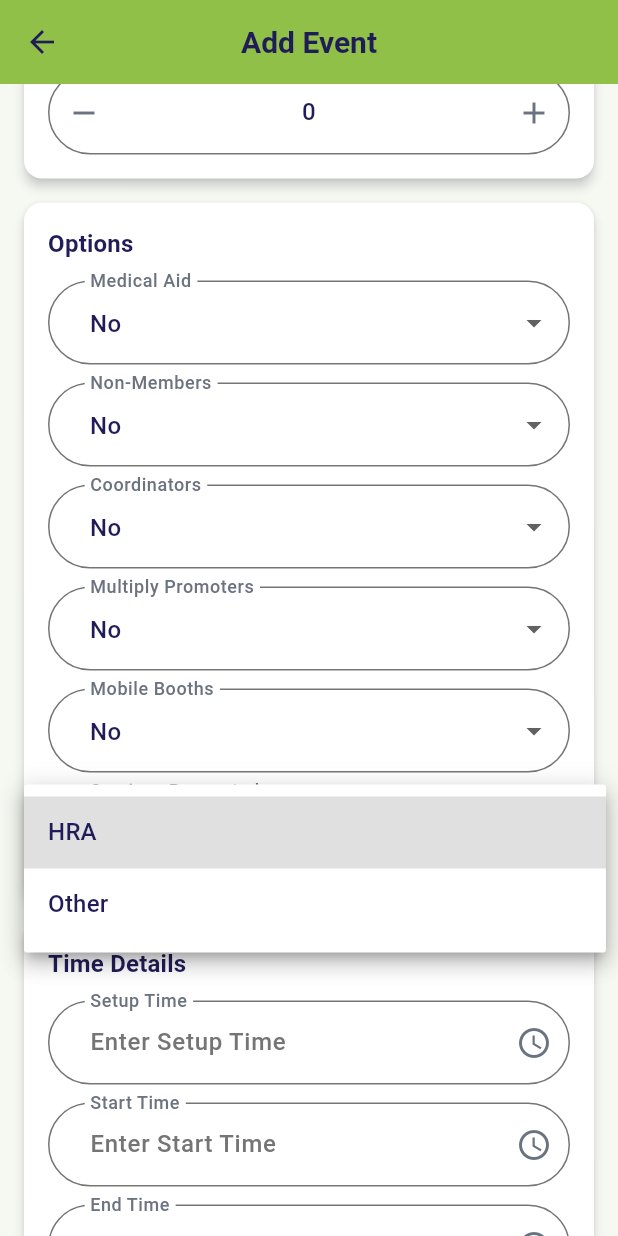
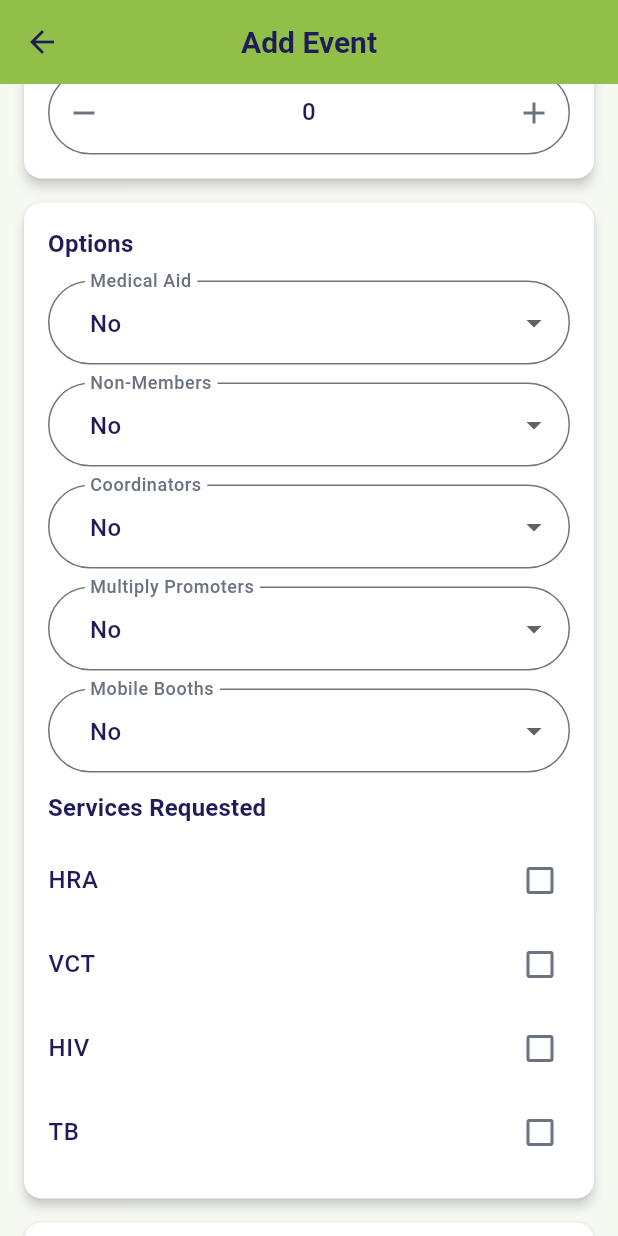
Before and after one commit to munashethedeveloper/kenwell_health_app, a Flutter app: the EventScreen screen opened by its route, scrolled down 1152 dp, after a tap on "HRA", on a phone screen of 412 x 824 dp. Run offline on Flutter 3.47's test engine with Material 3 defaults, Android fonts, the phone set to English and light mode, and no system bars; drawn by our look-alikes of flutter_spinbox; our stand-ins replace cloud_firestore, firebase_auth, package_info_plus, shared_preferences, signature, table_calendar; accounts and stored records are empty.

Commit message:
demo version 1.2

```diff
--- a/lib/ui/features/auth/widgets/login_screen.dart
+++ b/lib/ui/features/auth/widgets/login_screen.dart
@@ -8,7 +8,6 @@ import '../../../../routing/route_names.dart';
 import '../../../../domain/models/user_model.dart';
 import '../../../shared/ui/form/custom_text_field.dart';
 import '../../../shared/ui/form/kenwell_form_card.dart';
-import '../../../shared/ui/form/kenwell_form_styles.dart';
 import '../../../shared/ui/form/kenwell_section_header.dart';
 import '../../../shared/ui/navigation/main_navigation_screen.dart';
 
--- a/lib/ui/features/auth/widgets/register_screen.dart
+++ b/lib/ui/features/auth/widgets/register_screen.dart
@@ -1,14 +1,11 @@
 import 'package:flutter/material.dart';
-import 'package:flutter/services.dart';
 import 'package:kenwell_health_app/ui/features/auth/widgets/login_screen.dart';
 import 'package:kenwell_health_app/ui/shared/ui/buttons/custom_primary_button.dart';
 import 'package:kenwell_health_app/utils/input_formatters.dart';
-
 import '../../../../data/services/auth_service.dart';
 import '../../../shared/ui/app_bar/kenwell_app_bar.dart';
 import '../../../shared/ui/form/custom_text_field.dart';
 import '../../../shared/ui/form/kenwell_form_card.dart';
-import '../../../shared/ui/form/kenwell_form_styles.dart';
 import '../../../shared/ui/form/kenwell_section_header.dart';
 import '../../../shared/ui/logo/app_logo.dart';
 
--- a/lib/ui/features/consent_form/widgets/consent_screen.dart
+++ b/lib/ui/features/consent_form/widgets/consent_screen.dart
@@ -1,9 +1,6 @@
 import 'package:flutter/material.dart';
-import 'package:flutter/services.dart';
 import 'package:provider/provider.dart';
-
 import 'package:kenwell_health_app/utils/input_formatters.dart';
-
 import '../../../shared/ui/form/custom_text_field.dart';
 import '../../../shared/ui/form/kenwell_bullet_list.dart';
 import '../../../shared/ui/form/kenwell_checkbox_group.dart';
@@ -12,7 +9,6 @@ import '../../../shared/ui/form/kenwell_date_field.dart';
 import '../../../shared/ui/form/kenwell_form_card.dart';
 import '../../../shared/ui/form/kenwell_form_page.dart';
 import '../../../shared/ui/form/kenwell_form_step.dart';
-import '../../../shared/ui/form/kenwell_form_styles.dart';
 import '../../../shared/ui/form/kenwell_signature_actions.dart';
 import '../../../shared/ui/navigation/form_navigation.dart';
 import '../view_model/consent_screen_view_model.dart';
@@ -110,9 +106,9 @@ class ConsentScreen extends StatelessWidget {
         ),
       ),
       KenwellFormStep(
-        builder: (_) => Column(
+        builder: (_) => const Column(
           crossAxisAlignment: CrossAxisAlignment.start,
-          children: const [
+          children: [
             Text(
               'I hereby declare that I have read and understood the information below. By signing, I confirm my understanding of:',
               style: TextStyle(
--- a/lib/ui/features/event/view_model/event_view_model.dart
+++ b/lib/ui/features/event/view_model/event_view_model.dart
@@ -1,7 +1,14 @@
 import 'package:flutter/material.dart';
+
 import '../../../../domain/models/wellness_event.dart';
 
 class EventViewModel extends ChangeNotifier {
+  EventViewModel() {
+    _resetServiceSelections();
+  }
+
+  static const List<String> _serviceOptions = ['HRA', 'VCT', 'HIV', 'TB'];
+
   // Controllers
   final titleController = TextEditingController();
   final venueController = TextEditingController();
@@ -26,14 +33,34 @@ class EventViewModel extends ChangeNotifier {
   String coordinators = 'No';
   String multiplyPromoters = 'No';
   String mobileBooths = 'No';
-  String servicesRequested = 'HRA';
   String medicalAid = "No";
 
   // Events
   final List<WellnessEvent> _events = [];
   List<WellnessEvent> get events => _events;
 
-  EventViewModel();
+  final Set<String> _selectedServices = {};
+
+  List<String> get availableServiceOptions =>
+      List<String>.unmodifiable(_serviceOptions);
+
+  Set<String> get selectedServices =>
+      Set<String>.unmodifiable(_selectedServices);
+
+  bool isServiceSelected(String service) => _selectedServices.contains(service);
+
+  void toggleServiceSelection(String service, bool shouldSelect) {
+    if (!_serviceOptions.contains(service)) return;
+    if (shouldSelect) {
+      _selectedServices.add(service);
+    } else {
+      _selectedServices.remove(service);
+    }
+    notifyListeners();
+  }
+
+  String get servicesRequested =>
+      _selectedServices.isEmpty ? '' : _selectedServices.join(', ');
 
   // Load existing event for editing
   void loadExistingEvent(WellnessEvent? e) {
@@ -63,7 +90,7 @@ class EventViewModel extends ChangeNotifier {
     coordinators = e.coordinators == 1 ? 'Yes' : 'No';
     multiplyPromoters = e.multiplyPromoters == 1 ? 'Yes' : 'No';
     mobileBooths = e.mobileBooths;
-    servicesRequested = e.servicesRequested;
+    _setServicesFromString(e.servicesRequested);
     medicalAid = e.medicalAid;
 
     notifyListeners();
@@ -184,6 +211,7 @@ class EventViewModel extends ChangeNotifier {
     strikeDownTimeController.clear();
     //medicalAidController.clear();
     dateController.clear();
+    _resetServiceSelections();
   }
 
   @override
@@ -207,4 +235,25 @@ class EventViewModel extends ChangeNotifier {
     dateController.dispose();
     super.dispose();
   }
+
+  void _setServicesFromString(String raw) {
+    final parsed = raw
+        .split(',')
+        .map((value) => value.trim())
+        .where((value) => value.isNotEmpty && _serviceOptions.contains(value));
+
+    _selectedServices
+      ..clear()
+      ..addAll(parsed);
+
+    if (_selectedServices.isEmpty) {
+      _resetServiceSelections();
+    }
+  }
+
+  void _resetServiceSelections() {
+    _selectedServices
+      ..clear()
+      ..add(_serviceOptions.first);
+  }
 }
--- a/lib/ui/features/event/widgets/event_screen.dart
+++ b/lib/ui/features/event/widgets/event_screen.dart
@@ -1,13 +1,13 @@
 import 'package:flutter/material.dart';
-import 'package:flutter/services.dart';
 import 'package:flutter_spinbox/flutter_spinbox.dart';
 import 'package:kenwell_health_app/utils/input_formatters.dart';
-
 import '../../../../domain/models/wellness_event.dart';
 import '../../../shared/ui/app_bar/kenwell_app_bar.dart';
 import '../../../shared/ui/buttons/custom_primary_button.dart';
+import '../../../shared/ui/colours/kenwell_colours.dart';
 import '../../../shared/ui/form/custom_dropdown_field.dart';
 import '../../../shared/ui/form/custom_text_field.dart';
+import '../../../shared/ui/form/kenwell_checkbox_group.dart';
 import '../../../shared/ui/form/kenwell_date_field.dart';
 import '../../../shared/ui/form/kenwell_form_card.dart';
 import '../../../shared/ui/form/kenwell_form_styles.dart';
@@ -202,16 +202,7 @@ class _EventScreenState extends State<EventScreen> {
                   padding: EdgeInsets.zero,
                   validator: (val) => _requiredSelection('Mobile Booths', val),
                 ),
-                KenwellDropdownField<String>(
-                  label: 'Services Requested',
-                  value: _nullableValue(widget.viewModel.servicesRequested),
-                  items: const ['HRA', 'Other'],
-                  onChanged: (val) =>
-                      widget.viewModel.servicesRequested = val ?? '',
-                  padding: EdgeInsets.zero,
-                  validator: (val) =>
-                      _requiredSelection('Services Requested', val),
-                ),
+                _buildServicesRequestedField(context),
               ]),
               _buildSectionCard('Time Details', [
                 KenwellTextField(
@@ -219,7 +210,10 @@ class _EventScreenState extends State<EventScreen> {
                   controller: widget.viewModel.setUpTimeController,
                   padding: EdgeInsets.zero,
                   readOnly: true,
-                  suffixIcon: const Icon(Icons.access_time),
+                  suffixIcon: const Icon(
+                    Icons.access_time,
+                    color: KenwellColors.primaryGreen,
+                  ),
                   validator: (value) => _requiredField('Setup Time', value),
                   onTap: () => widget.viewModel
                       .pickTime(context, widget.viewModel.setUpTimeController),
@@ -229,7 +223,10 @@ class _EventScreenState extends State<EventScreen> {
                   controller: widget.viewModel.startTimeController,
                   padding: EdgeInsets.zero,
                   readOnly: true,
-                  suffixIcon: const Icon(Icons.access_time),
+                  suffixIcon: const Icon(
+                    Icons.access_time,
+                    color: KenwellColors.primaryGreen,
+                  ),
                   validator: (value) => _requiredField('Start Time', value),
                   onTap: () => widget.viewModel
                       .pickTime(context, widget.viewModel.startTimeController),
@@ -239,7 +236,10 @@ class _EventScreenState extends State<EventScreen> {
                   controller: widget.viewModel.endTimeController,
                   padding: EdgeInsets.zero,
                   readOnly: true,
-                  suffixIcon: const Icon(Icons.access_time),
+                  suffixIcon: const Icon(
+                    Icons.access_time,
+                    color: KenwellColors.primaryGreen,
+                  ),
                   validator: (value) => _requiredField('End Time', value),
                   onTap: () => widget.viewModel
                       .pickTime(context, widget.viewModel.endTimeController),
@@ -249,7 +249,10 @@ class _EventScreenState extends State<EventScreen> {
                   controller: widget.viewModel.strikeDownTimeController,
                   padding: EdgeInsets.zero,
                   readOnly: true,
-                  suffixIcon: const Icon(Icons.access_time),
+                  suffixIcon: const Icon(
+                    Icons.access_time,
+                    color: KenwellColors.primaryGreen,
+                  ),
                   validator: (value) =>
                       _requiredField('Strike Down Time', value),
                   onTap: () => widget.viewModel.pickTime(
@@ -306,6 +309,63 @@ class _EventScreenState extends State<EventScreen> {
       },
     );
   }
+
+  Widget _buildServicesRequestedField(BuildContext context) {
+    return FormField<Set<String>>(
+      initialValue: widget.viewModel.selectedServices,
+      validator: (_) {
+        if (widget.viewModel.selectedServices.isEmpty) {
+          return 'Select at least one service';
+        }
+        return null;
+      },
+      builder: (field) {
+        final labelStyle = Theme.of(context).textTheme.titleMedium?.copyWith(
+              fontWeight: FontWeight.w600,
+            );
+        return Column(
+          crossAxisAlignment: CrossAxisAlignment.start,
+          children: [
+            Text(
+              'Services Requested',
+              style: labelStyle,
+            ),
+            const SizedBox(height: 8),
+            KenwellCheckboxGroup(
+              options: widget.viewModel.availableServiceOptions
+                  .map(
+                    (service) => KenwellCheckboxOption(
+                      label: service,
+                      value: widget.viewModel.isServiceSelected(service),
+                      onChanged: (checked) {
+                        setState(() {
+                          widget.viewModel.toggleServiceSelection(
+                            service,
+                            checked ?? false,
+                          );
+                          field.didChange(widget.viewModel.selectedServices);
+                        });
+                      },
+                    ),
+                  )
+                  .toList(),
+            ),
+            if (field.hasError)
+              Padding(
+                padding: const EdgeInsets.only(top: 4),
+                child: Text(
+                  field.errorText!,
+                  style: TextStyle(
+                    color: Theme.of(context).colorScheme.error,
+                    fontSize: 12,
+                  ),
+                ),
+              ),
+          ],
+        );
+      },
+    );
+  }
 }
 
 Widget _buildSectionCard(String title, List<Widget> children) {
--- a/lib/ui/features/hiv_test_nursing_intervention/widgets/hiv_test_nursing_intervention_screen.dart
+++ b/lib/ui/features/hiv_test_nursing_intervention/widgets/hiv_test_nursing_intervention_screen.dart
@@ -6,7 +6,6 @@ import '../../../shared/ui/form/kenwell_form_card.dart';
 import '../../../shared/ui/form/kenwell_form_page.dart';
 import '../../../shared/ui/form/kenwell_signature_actions.dart';
 import '../../../shared/ui/form/kenwell_form_styles.dart';
-import '../../../shared/ui/form/kenwell_referral_card.dart';
 import '../../../shared/ui/navigation/form_navigation.dart';
 import '../view_model/hiv_test_nursing_intervention_view_model.dart';
 
--- a/lib/ui/features/nurse_interventions/widgets/nurse_intervention_screen.dart
+++ b/lib/ui/features/nurse_interventions/widgets/nurse_intervention_screen.dart
@@ -1,5 +1,4 @@
 import 'package:flutter/material.dart';
-import 'package:flutter/services.dart';
 import 'package:provider/provider.dart';
 import 'package:kenwell_health_app/utils/input_formatters.dart';
 import '../../../shared/ui/form/custom_dropdown_field.dart';
@@ -7,7 +6,6 @@ import '../../../shared/ui/form/custom_text_field.dart';
 import '../../../shared/ui/form/kenwell_date_field.dart';
 import '../../../shared/ui/form/kenwell_form_card.dart';
 import '../../../shared/ui/form/kenwell_form_page.dart';
-import '../../../shared/ui/form/kenwell_form_styles.dart';
 import '../../../shared/ui/form/kenwell_signature_actions.dart';
 import '../../../shared/ui/form/kenwell_referral_card.dart';
 import '../../../shared/ui/navigation/form_navigation.dart';
--- a/lib/ui/features/patient/widgets/personal_details_screen.dart
+++ b/lib/ui/features/patient/widgets/personal_details_screen.dart
@@ -1,12 +1,10 @@
 import 'package:flutter/material.dart';
-import 'package:flutter/services.dart';
 import 'package:provider/provider.dart';
 import 'package:kenwell_health_app/utils/input_formatters.dart';
 import '../../../shared/ui/form/custom_dropdown_field.dart';
 import '../../../shared/ui/form/custom_text_field.dart';
 import '../../../shared/ui/form/kenwell_form_card.dart';
 import '../../../shared/ui/form/kenwell_form_page.dart';
-import '../../../shared/ui/form/kenwell_form_styles.dart';
 import '../../../shared/ui/navigation/form_navigation.dart';
 import '../view_model/personal_details_view_model.dart';
 
--- a/lib/ui/features/profile/widgets/profile_screen.dart
+++ b/lib/ui/features/profile/widgets/profile_screen.dart
@@ -1,14 +1,10 @@
 import 'package:flutter/material.dart';
-import 'package:flutter/services.dart';
 import 'package:kenwell_health_app/ui/shared/ui/buttons/custom_primary_button.dart';
 import 'package:provider/provider.dart';
-
 import 'package:kenwell_health_app/utils/input_formatters.dart';
-
 import '../../../shared/ui/app_bar/kenwell_app_bar.dart';
 import '../../../shared/ui/form/custom_text_field.dart';
 import '../../../shared/ui/form/kenwell_form_card.dart';
-import '../../../shared/ui/form/kenwell_form_styles.dart';
 import '../../../shared/ui/form/kenwell_section_header.dart';
 import '../view_model/profile_view_model.dart';
 
--- a/lib/ui/features/screening_results/widgets/wellness_screening_results_screen.dart
+++ b/lib/ui/features/screening_results/widgets/wellness_screening_results_screen.dart
@@ -1,13 +1,9 @@
 import 'package:flutter/material.dart';
-import 'package:flutter/services.dart';
 import 'package:provider/provider.dart';
-
 import 'package:kenwell_health_app/utils/input_formatters.dart';
-
 import '../../../shared/ui/app_bar/kenwell_app_bar.dart';
 import '../../../shared/ui/form/custom_text_field.dart';
 import '../../../shared/ui/form/kenwell_form_card.dart';
-import '../../../shared/ui/form/kenwell_form_styles.dart';
 import '../../../shared/ui/form/kenwell_section_header.dart';
 import '../../../shared/ui/navigation/form_navigation.dart';
 import '../view_model/wellness_screening_results_view_model.dart';
--- a/lib/ui/shared/ui/form/kenwell_date_field.dart
+++ b/lib/ui/shared/ui/form/kenwell_date_field.dart
@@ -1,6 +1,7 @@
 import 'package:flutter/material.dart';
 import 'package:intl/intl.dart';
 
+import '../colours/kenwell_colours.dart';
 import 'custom_text_field.dart';
 import 'kenwell_form_styles.dart';
 
@@ -44,7 +45,11 @@ class KenwellDateField extends StatelessWidget {
       decoration: KenwellFormStyles.decoration(
         label: label,
         hint: hint ?? 'Select $label',
-        suffixIcon: const Icon(Icons.calendar_today_outlined, size: 20),
+        suffixIcon: const Icon(
+          Icons.calendar_today_outlined,
+          size: 20,
+          color: KenwellColors.primaryGreen,
+        ),
       ),
       validator: validator ??
           (val) => (val == null || val.isEmpty) ? 'Please select $label' : null,
```
